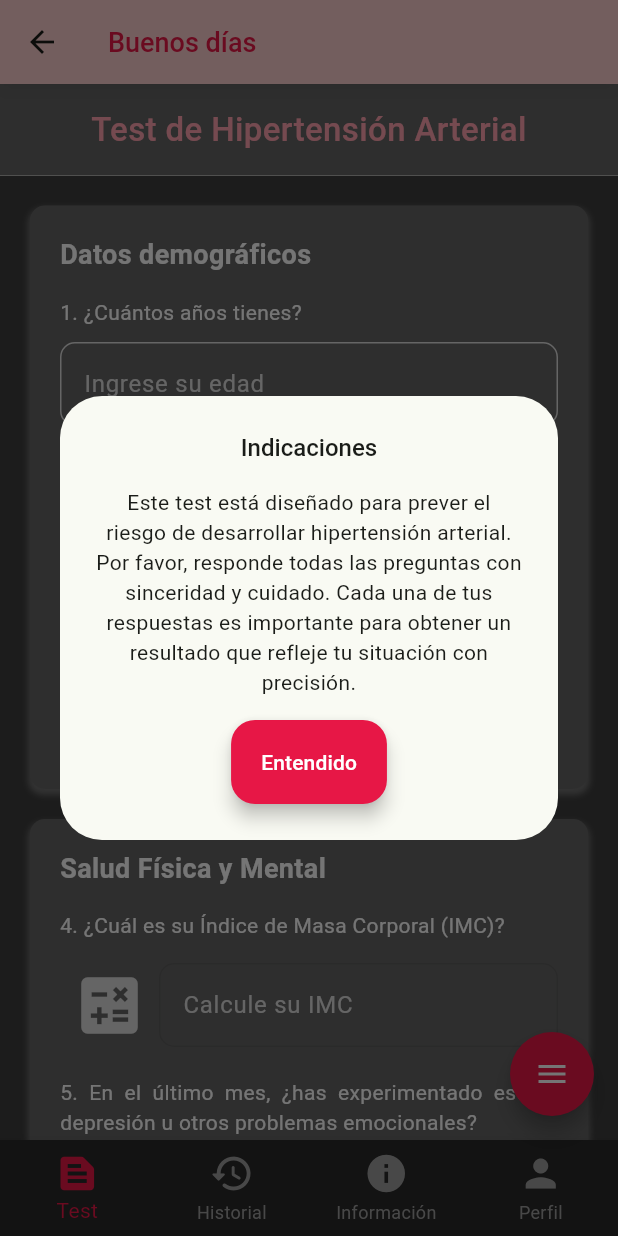
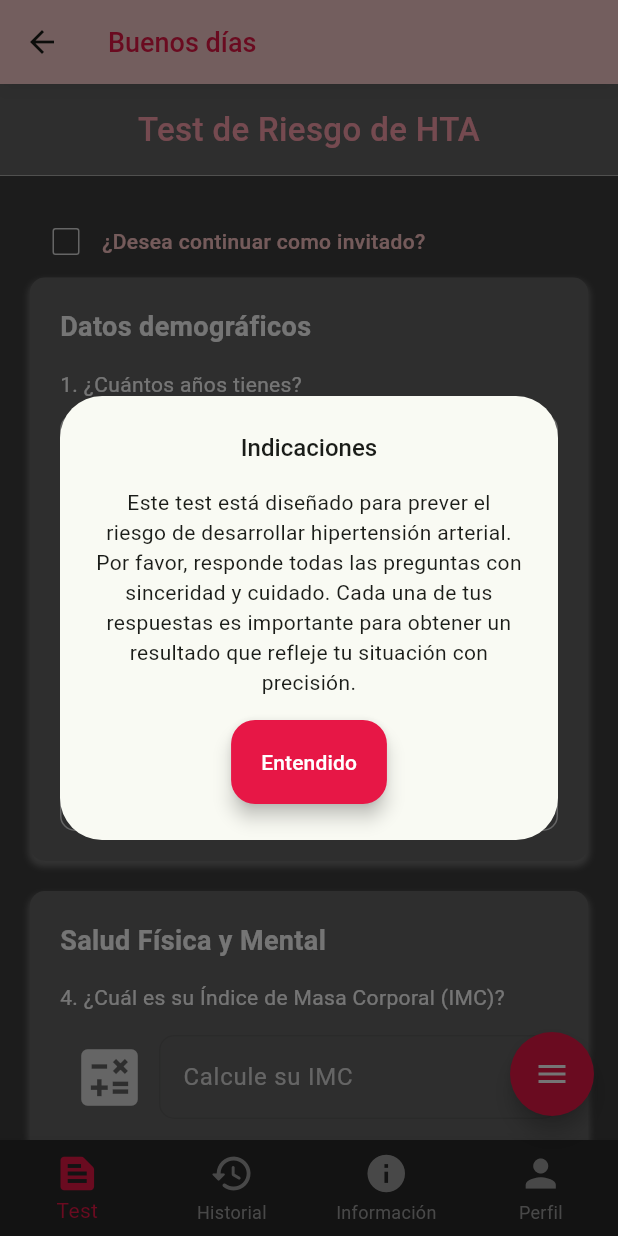
Before and after one commit to GAMM95/PrediHipertension, a Flutter app: the HomeScreen screen opened by its route, after a tap on "Seleccione una opción", on a phone screen of 412 x 824 dp. Run offline on Flutter 3.47's test engine with Material 3 defaults, Android fonts, the phone set to English and light mode, and no system bars; drawn by our look-alikes of flutter_speed_dial; our stand-ins replace animated_splash_screen, cloud_firestore, firebase_auth, firebase_core, flutter_svg, google_sign_in and 3 more; accounts and stored records are empty.

Commit message:
nuevos cambios

```diff
--- a/lib/Core/Services/methods_firebase.dart
+++ b/lib/Core/Services/methods_firebase.dart
@@ -55,6 +55,7 @@ class MethodsAuth {
         // Guardar los datos del test dentro de la subcolección 'datatest'
         await newDocRef.set({
           'id': newDocRef.id, // Agregar el ID único al documento
+          'nombre': datatest.nombre,
           'Edad ingresada': datatest.edadIngresada,
           'edadAgrupada': datatest.edadAgrupada,
           'genero': datatest.sexo,
@@ -88,7 +89,8 @@ class MethodsAuth {
     try {
       // Obtener el usuario autenticado actualmente.
       final User? user = _auth.currentUser;
-      if (user != null) { //verifica que el usuario no sea nulo
+      if (user != null) {
+        //verifica que el usuario no sea nulo
         // Referencia al documento del usuario en la colección 'usuario'.
         final userDocRef = _firestore.collection('usuario').doc(user.uid);
         // Referencia a la subcolección 'datatest' dentro del documento del usuario.
@@ -179,6 +181,7 @@ class MethodsAuth {
 
         // Iterar sobre los documentos y obtener los datos del test
         for (var doc in querySnapshot.docs) {
+          String nombre = doc['nombre'];
           int edadingresada = doc['Edad ingresada'];
           int edadAgrupada = doc['edadAgrupada'];
           int genero = doc['genero'];
@@ -198,6 +201,7 @@ class MethodsAuth {
 
           // Crear un objeto Datatest con los datos obtenidos
           Datatest dataTest = Datatest(
+            nombre: nombre,
             edadIngresada: edadingresada,
             edadAgrupada: edadAgrupada,
             sexo: genero,
--- a/lib/Domain/Logic/testlogic.dart
+++ b/lib/Domain/Logic/testlogic.dart
@@ -8,6 +8,7 @@ class TestLogic {
   final MethodsAuth _methodsAuth = MethodsAuth();
 
   Future<Map<String, String>> construirBody({
+    String? nombre,
     required String edad,
     required String genero,
     required String educacion,
@@ -34,6 +35,7 @@ class TestLogic {
         saludMental == 'Sí' ? int.tryParse(diasSaludMental) ?? 0 : 0;
 
     Map<String, String> body = {
+      'Nombre': nombre ?? '',
       'Age': ageCategory.toString(),
       'Sex': genero == 'Femenino' ? '0' : '1',
       'Education': educacionValue.toString(),
@@ -53,6 +55,7 @@ class TestLogic {
 
     // Crear un objeto Datatest con los datos del formulario
     Datatest datatest = Datatest(
+      nombre: nombre.toString(),
       edadIngresada: ageValue,
       edadAgrupada: ageCategory,
       sexo: genero == 'Femenino' ? 0 : 1,
--- a/lib/Domain/Models/datatest.dart
+++ b/lib/Domain/Models/datatest.dart
@@ -1,5 +1,6 @@
 /// Clase que representa los datos de una prueba.
 class Datatest {
+  final String nombre;
   final int edadIngresada;
   final int edadAgrupada;
   final int sexo;
@@ -19,7 +20,8 @@ class Datatest {
 
   /// Constructor que inicializa un objeto Datatest con los datos proporcionados.
   Datatest(
-      {required this.edadIngresada,
+      {this.nombre = '',
+      required this.edadIngresada,
       required this.edadAgrupada,
       required this.sexo,
       required this.educacion,
@@ -39,6 +41,7 @@ class Datatest {
   /// Constructor de fábrica que crea un objeto Datatest a partir de un mapa.
   factory Datatest.fromMap(Map<String, dynamic> map) {
     return Datatest(
+      nombre: map['nombre'],
       edadIngresada: map['Edad ingresada'] as int,
       edadAgrupada: map['edadAgrupada'] as int,
       sexo: map['genero'] as int,
--- a/lib/Presentation/Containers/test_tab.dart
+++ b/lib/Presentation/Containers/test_tab.dart
@@ -1,17 +1,21 @@
 // ignore_for_file: use_build_context_synchronously
+import 'package:firebase_auth/firebase_auth.dart';
 import 'package:flutter/material.dart';
 
-import '../../Core/Services/function_api.dart';
-import '../../Core/Theme/global_colors.dart';
-import '../../Domain/Logic/testlogic.dart';
-import '../Utilities/advertencia_test.dart';
-import '../Utilities/custom_dialogs.dart';
-import '../Utilities/dialog_calcimc.dart';
-import '../Widget/custom_card.dart';
-import '../Widget/custom_dropdown.dart';
-import '../Widget/custom_numberfield.dart';
-import '../Widget/paragraph.dart';
-import '../Widget/title_tab.dart';
+import '../../Core/Services/firebase_auth.dart';
+import '../../Core/Services/function_api.dart'; // Importación de servicios API
+import '../../Core/Theme/global_colors.dart'; // Importación de colores globales
+import '../../Core/Theme/theme.dart'; // Importación del tema de la aplicación
+import '../../Domain/Logic/testlogic.dart'; // Lógica relacionada con las pruebas
+import '../Utilities/advertencia_test.dart'; // Utilidades para advertencias de pruebas
+import '../Utilities/custom_dialogs.dart'; // Diálogos personalizados
+import '../Utilities/dialog_calcimc.dart'; // Diálogo para cálculo de IMC
+import '../Widget/custom_card.dart'; // Widget de tarjeta personalizado
+import '../Widget/custom_dropdown.dart'; // Widget de menú desplegable personalizado
+import '../Widget/custom_numberfield.dart'; // Widget de campo numérico personalizado
+import '../Widget/custom_textfield.dart'; // Widget de campo de texto personalizado
+import '../Widget/paragraph.dart'; // Widget de párrafo personalizado
+import '../Widget/title_tab.dart'; // Widget de título de pestaña personalizado
 
 class TestTab extends StatefulWidget {
   const TestTab({super.key});
@@ -21,11 +25,13 @@ class TestTab extends StatefulWidget {
 }
 
 class _TestTabState extends State<TestTab> {
-  String mentalHealthResponse = '';
-  String genderSelection = '';
+  String mentalHealthResponse = ''; // Respuesta de salud mental
+  String genderSelection = ''; // Selección de género
   String alcoholQuestion = '12. ¿Te consideras un bebedor compulsivo?';
+  bool checkBoxValue = false; // Estado del checkbox
 
   /// Informacion personal
+  TextEditingController nameController = TextEditingController();
   TextEditingController ageController = TextEditingController();
   TextEditingController sexController = TextEditingController();
   TextEditingController educationController = TextEditingController();
@@ -43,12 +49,16 @@ class _TestTabState extends State<TestTab> {
   TextEditingController diabetesController = TextEditingController();
   TextEditingController heartController = TextEditingController();
 
-  bool isButtonActive = false;
-  bool _dialogShown = false;
+  bool isButtonActive = false; // Estado del botón activo
+  bool _dialogShown = false; // Estado del diálogo mostrado
+  String loggedInUserName = ''; // Nombre de usuario autenticado
 
   @override
   void initState() {
     super.initState();
+    _fetchLoggedInUserName(); // Método para obtener el nombre de usuario al inicializar
+    // Agregar validadores a los controladores de texto para habilitar/deshabilitar el botón según la validez del formulario
+    nameController.addListener(_validarFormulario);
     ageController.addListener(_validarFormulario);
     sexController.addListener(_validarFormulario);
     educationController.addListener(_validarFormulario);
@@ -66,7 +76,9 @@ class _TestTabState extends State<TestTab> {
     heartController.addListener(_validarFormulario);
   }
 
+  // Método para limpiar todos los campos de texto
   void _limpiarCampos() {
+    nameController.clear();
     ageController.clear();
     sexController.clear();
     educationController.clear();
@@ -86,6 +98,8 @@ class _TestTabState extends State<TestTab> {
 
   @override
   void dispose() {
+    // Liberar recursos de los controladores al cerrar la pestaña
+    nameController.dispose();
     ageController.dispose();
     sexController.dispose();
     educationController.dispose();
@@ -104,6 +118,7 @@ class _TestTabState extends State<TestTab> {
     super.dispose();
   }
 
+  // Método para validar el formulario y habilitar/deshabilitar el botón de envío
   void _validarFormulario() {
     final bool isValid = ageController.text.isNotEmpty &&
         sexController.text.isNotEmpty &&
@@ -126,8 +141,9 @@ class _TestTabState extends State<TestTab> {
     });
   }
 
+  // Método para actualizar la pregunta sobre el consumo de alcohol basada en la selección de género
   void updateAlcoholQuestion() {
-    // Lógica para determinar qué pregunta de alcohol mostrar basada en las respuestas anteriores
+    // Lógica para determinar qué pregun>ta de alcohol mostrar basada en las respuestas anteriores
     if (genderSelection == 'Masculino') {
       alcoholQuestion =
           '12. ¿Has consumido cinco o más bebidas alcohólicas en una sola ocasión?';
@@ -137,6 +153,34 @@ class _TestTabState extends State<TestTab> {
     } else {
       // Género no seleccionado, mostrar una pregunta genérica
       alcoholQuestion = '12. ¿Te consideras un bebedor compulsivo?';
+    }
+  }
+
+  // Método asíncrono para obtener el nombre de usuario autenticado
+  // Future<void> _fetchLoggedInUserName() async {
+  //   final user = FirebaseAuth.instance.currentUser;
+  //   if (user != null) {
+  //     setState(() {
+  //       loggedInUserName = user.displayName ?? '';
+  //     });
+  //   }
+  // }
+
+  Future<void> _fetchLoggedInUserName() async {
+    final user = FirebaseAuth.instance.currentUser;
+    if (user != null) {
+      if (user.displayName == null || user.displayName!.isEmpty) {
+        // Intentar obtener el nombre completo desde Firestore
+        String fullName = await AuthService.getDisplayNameFromFirestore();
+        setState(() {
+          loggedInUserName =
+              fullName.isNotEmpty ? fullName : (user.email ?? 'Usuario');
+        });
+      } else {
+        setState(() {
+          loggedInUserName = user.displayName!;
+        });
+      }
     }
   }
 
@@ -152,7 +196,7 @@ class _TestTabState extends State<TestTab> {
 
     return Column(
       children: [
-        const TituloTab(titulo: 'Test de Hipertensión Arterial'),
+        const TituloTab(titulo: 'Test de Riesgo de HTA'),
         Expanded(
           child: SingleChildScrollView(
             child: Container(
@@ -162,6 +206,44 @@ class _TestTabState extends State<TestTab> {
               ),
               child: Column(
                 children: [
+                  Row(
+                    children: [
+                      Checkbox(
+                        value: checkBoxValue,
+                        onChanged: (bool? value) {
+                          setState(() {
+                            checkBoxValue = value!;
+                          });
+                        },
+                        activeColor: GlobalColors.buttonColor,
+                        side: BorderSide(color: GlobalColors.borderTextField),
+                        // activeColor: lightColorScheme.primary,
+                      ),
+                      GestureDetector(
+                        child: Text(
+                          '¿Desea continuar como invitado?',
+                          style: TextStyle(
+                            color: lightColorScheme.secondary,
+                            fontWeight: FontWeight.w500,
+                            fontSize: 14.0,
+                          ),
+                        ),
+                      ),
+                    ],
+                  ),
+                  if (checkBoxValue) ...[
+                    const SizedBox(height: 10.0),
+                    CustomTextField(
+                        hintText: 'Nombre de invitado',
+                        label: const Text('Nombre de invitado'),
+                        applyTextCapitalization: true,
+                        validator: 'Ingrese nombre',
+                        controller: nameController,
+                        enabled: true,
+                        textInputType: TextInputType.text),
+                    const SizedBox(height: 15.0),
+                  ],
+
                   /// Card Informacion Personal
                   CustomCard(
                     title: 'Datos demográficos',
@@ -580,8 +662,11 @@ class _TestTabState extends State<TestTab> {
     String diasSaludMentalValue =
         mentalHealthResponse == 'Sí' ? diasmenthlthController.text : '0';
 
+    // Determina el nombre a usar dependiendo del estado del checkbox
+    String nombre = checkBoxValue ? nameController.text : loggedInUserName;
     // Construye el cuerpo de la solicitud con los datos de los controladores
     body = await testLogic.construirBody(
+      nombre: nombre,
       edad: ageController.text,
       genero: sexController.text,
       educacion: educationController.text,
--- a/lib/Presentation/Screens/detalletest_screen.dart
+++ b/lib/Presentation/Screens/detalletest_screen.dart
@@ -48,6 +48,8 @@ class _DetalleTestState extends State<DetalleTest> {
           await _methodsAuth.getDataTestByDate(widget.date);
       setState(() {
         dataList = [
+          // CustomListItemData('Nombre:', '${dataTestList[0].nombre}'),
+          CustomListItemData('Nombre:', dataTestList[0].nombre),
           CustomListItemData(
               '1. Edad:', '${dataTestList[0].edadIngresada} años'),
           CustomListItemData('2. Género seleccionado:',
```
Also changed, not shown: lib/Core/Services/firebase_auth.dart (+48 -5 lines).
